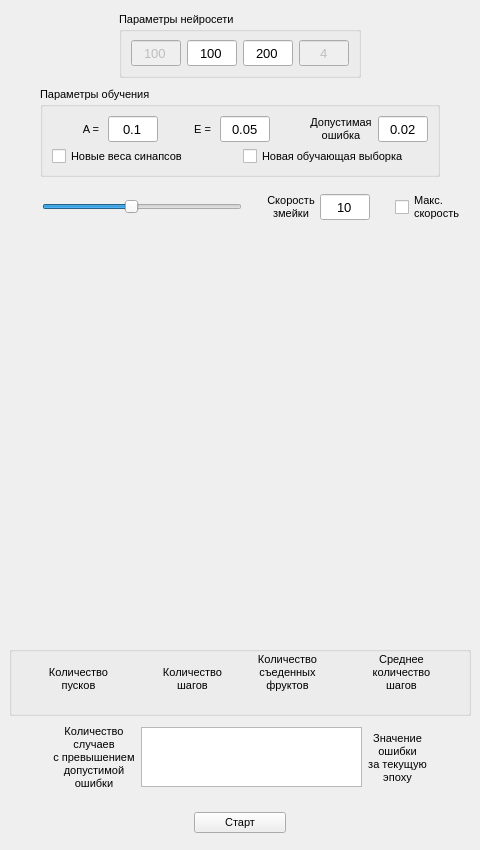
Above: smartSnake/resources/MainWindow.ui from Max-Azarov/neuralNetSnake before the change. Below: the same form after it.
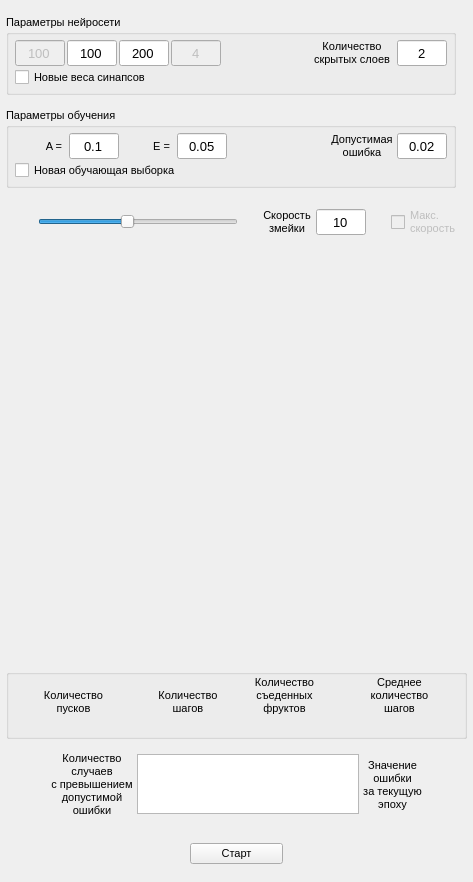
That is the form after the change. Custom widgets are drawn as their Qt base class.

Diff of the .ui file:
```diff
--- a/smartSnake/resources/MainWindow.ui
+++ b/smartSnake/resources/MainWindow.ui
@@ -6,20 +6,20 @@
    <rect>
     <x>0</x>
     <y>0</y>
-    <width>480</width>
-    <height>850</height>
+    <width>473</width>
+    <height>882</height>
    </rect>
   </property>
   <property name="minimumSize">
    <size>
-    <width>480</width>
-    <height>850</height>
+    <width>0</width>
+    <height>882</height>
    </size>
   </property>
   <property name="maximumSize">
    <size>
-    <width>480</width>
-    <height>850</height>
+    <width>473</width>
+    <height>882</height>
    </size>
   </property>
   <property name="font">
@@ -39,12 +39,7 @@
      <height>16777215</height>
     </size>
    </property>
-   <layout class="QVBoxLayout" name="verticalLayout_2">
-    <item>
-     <layout class="QHBoxLayout" name="horizontalLayout_5">
-      <property name="bottomMargin">
-       <number>0</number>
-      </property>
+   <layout class="QVBoxLayout" name="verticalLayout_7">
       <item>
        <widget class="QGroupBox" name="gBoxNN">
         <property name="enabled">
@@ -58,14 +53,14 @@
         </property>
         <property name="minimumSize">
          <size>
-          <width>300</width>
-          <height>52</height>
+        <width>450</width>
+        <height>80</height>
          </size>
         </property>
         <property name="maximumSize">
          <size>
-          <width>300</width>
-          <height>52</height>
+        <width>450</width>
+        <height>80</height>
          </size>
         </property>
         <property name="font">
@@ -84,9 +79,11 @@
         <property name="alignment">
          <set>Qt::AlignLeading|Qt::AlignLeft|Qt::AlignTop</set>
         </property>
-        <layout class="QHBoxLayout" name="horizontalLayout">
-         <property name="sizeConstraint">
-          <enum>QLayout::SetMinAndMaxSize</enum>
+      <layout class="QVBoxLayout" name="verticalLayout_2">
+       <item>
+        <layout class="QHBoxLayout" name="horizontalLayout_5" stretch="1,1,1,1,1,1,1">
+         <property name="spacing">
+          <number>2</number>
          </property>
          <item>
           <widget class="QLineEdit" name="leNumInputNN">
@@ -243,36 +240,160 @@
            </property>
           </widget>
          </item>
-        </layout>
-       </widget>
-      </item>
+         <item>
+          <spacer name="horizontalSpacer_5">
+           <property name="orientation">
+            <enum>Qt::Horizontal</enum>
+           </property>
+           <property name="sizeHint" stdset="0">
+            <size>
+             <width>40</width>
+             <height>20</height>
+            </size>
+           </property>
+          </spacer>
+         </item>
+         <item alignment="Qt::AlignHCenter|Qt::AlignVCenter">
+          <widget class="QLabel" name="lblAcceptError_2">
+           <property name="sizePolicy">
+            <sizepolicy hsizetype="Preferred" vsizetype="Preferred">
+             <horstretch>0</horstretch>
+             <verstretch>0</verstretch>
+            </sizepolicy>
+           </property>
+           <property name="minimumSize">
+            <size>
+             <width>0</width>
+             <height>26</height>
+            </size>
+           </property>
+           <property name="maximumSize">
+            <size>
+             <width>16666</width>
+             <height>26</height>
+            </size>
+           </property>
+           <property name="font">
+            <font>
+             <pointsize>8</pointsize>
+            </font>
+           </property>
+           <property name="contextMenuPolicy">
+            <enum>Qt::DefaultContextMenu</enum>
+           </property>
+           <property name="toolTip">
+            <string>Acceptable error</string>
+           </property>
+           <property name="text">
+            <string>Количество
+скрытых слоев</string>
+           </property>
+           <property name="textFormat">
+            <enum>Qt::AutoText</enum>
+           </property>
+           <property name="scaledContents">
+            <bool>false</bool>
+           </property>
+           <property name="alignment">
+            <set>Qt::AlignCenter</set>
+           </property>
+           <property name="wordWrap">
+            <bool>false</bool>
+           </property>
+           <property name="margin">
+            <number>0</number>
+           </property>
+           <property name="indent">
+            <number>-1</number>
+           </property>
+           <property name="openExternalLinks">
+            <bool>false</bool>
+           </property>
+           <property name="textInteractionFlags">
+            <set>Qt::LinksAccessibleByMouse</set>
+           </property>
+          </widget>
+         </item>
+         <item>
+          <widget class="QLineEdit" name="leNum2HiddenNN_2">
+           <property name="minimumSize">
+            <size>
+             <width>50</width>
+             <height>26</height>
+            </size>
+           </property>
+           <property name="maximumSize">
+            <size>
+             <width>50</width>
+             <height>26</height>
+            </size>
+           </property>
+           <property name="font">
+            <font>
+             <pointsize>10</pointsize>
+             <weight>50</weight>
+             <bold>false</bold>
+            </font>
+           </property>
+           <property name="toolTip">
+            <string>The number of neurons in the third and subsequent hidden layers is equal to the number of neurons in the second hidden layer</string>
+           </property>
+           <property name="text">
+            <string>2</string>
+           </property>
+           <property name="alignment">
+            <set>Qt::AlignCenter</set>
+           </property>
+          </widget>
+         </item>
      </layout>
     </item>
     <item>
-     <layout class="QHBoxLayout" name="horizontalLayout_7">
+        <widget class="QCheckBox" name="cbNewWeights">
+         <property name="minimumSize">
+          <size>
+           <width>0</width>
+           <height>15</height>
+          </size>
+         </property>
+         <property name="maximumSize">
+          <size>
+           <width>16666</width>
+           <height>15</height>
+          </size>
+         </property>
+         <property name="toolTip">
+          <string>Do need to assign new random weights to synapses</string>
+         </property>
+         <property name="text">
+          <string>Новые веса синапсов</string>
+         </property>
+        </widget>
+       </item>
+      </layout>
+     </widget>
+    </item>
       <item>
        <widget class="QGroupBox" name="gbTrainingSet">
         <property name="minimumSize">
          <size>
-          <width>400</width>
-          <height>90</height>
+        <width>450</width>
+        <height>80</height>
          </size>
         </property>
         <property name="maximumSize">
          <size>
-          <width>400</width>
-          <height>90</height>
+        <width>450</width>
+        <height>80</height>
          </size>
         </property>
         <property name="title">
          <string>Параметры обучения</string>
         </property>
-        <layout class="QHBoxLayout" name="horizontalLayout_2">
-         <item>
           <layout class="QVBoxLayout" name="verticalLayout">
            <item>
             <layout class="QHBoxLayout" name="horizontalLayout_3">
-             <item>
+         <item alignment="Qt::AlignHCenter">
               <widget class="QLabel" name="lblA">
                <property name="minimumSize">
                 <size>
@@ -408,7 +529,7 @@
                </property>
                <property name="sizeHint" stdset="0">
                 <size>
-                 <width>110</width>
+             <width>40</width>
                  <height>20</height>
                 </size>
                </property>
@@ -508,30 +629,6 @@
             </layout>
            </item>
            <item>
-            <layout class="QHBoxLayout" name="horizontalLayout_4">
-             <item>
-              <widget class="QCheckBox" name="cbNewWeights">
-               <property name="minimumSize">
-                <size>
-                 <width>0</width>
-                 <height>15</height>
-                </size>
-               </property>
-               <property name="maximumSize">
-                <size>
-                 <width>36667</width>
-                 <height>15</height>
-                </size>
-               </property>
-               <property name="toolTip">
-                <string>Do need to assign new random weights to synapses</string>
-               </property>
-               <property name="text">
-                <string>Новые веса синапсов</string>
-               </property>
-              </widget>
-             </item>
-             <item>
               <widget class="QCheckBox" name="cbNewTrainingData">
                <property name="minimumSize">
                 <size>
@@ -541,7 +638,7 @@
                </property>
                <property name="maximumSize">
                 <size>
-                 <width>36667</width>
+           <width>16666</width>
                  <height>15</height>
                 </size>
                </property>
@@ -554,13 +651,7 @@
               </widget>
              </item>
             </layout>
-           </item>
-          </layout>
-         </item>
-        </layout>
-       </widget>
-      </item>
-     </layout>
+     </widget>
     </item>
     <item>
      <layout class="QHBoxLayout" name="layoutSnakeSpeed" stretch="0,0,0,0,0,0,0">
@@ -757,6 +848,9 @@
       </item>
       <item>
        <widget class="QCheckBox" name="cbSnakeSpeed">
+        <property name="enabled">
+         <bool>false</bool>
+        </property>
         <property name="text">
          <string>Макс.
 скорость</string>
@@ -765,12 +859,7 @@
       </item>
      </layout>
     </item>
-    <item>
-     <layout class="QHBoxLayout" name="horizontalLayout_6">
-      <property name="sizeConstraint">
-       <enum>QLayout::SetMinimumSize</enum>
-      </property>
-      <item>
+    <item alignment="Qt::AlignHCenter">
        <widget class="Snake" name="snake" native="true">
         <property name="minimumSize">
          <size>
@@ -786,8 +875,6 @@
         </property>
        </widget>
       </item>
-     </layout>
-    </item>
     <item>
      <layout class="QHBoxLayout" name="horizontalLayout_12">
       <property name="spacing">
@@ -1278,12 +1365,13 @@
     <rect>
      <x>0</x>
      <y>0</y>
-     <width>480</width>
+     <width>473</width>
      <height>21</height>
     </rect>
    </property>
   </widget>
  </widget>
+ <layoutdefault spacing="4" margin="6"/>
  <customwidgets>
   <customwidget>
    <class>Snake</class>
```
Left out of the diff: 6 changed lines with no effect on the pictures. Lines whose indentation alone changed are shown as unchanged.
